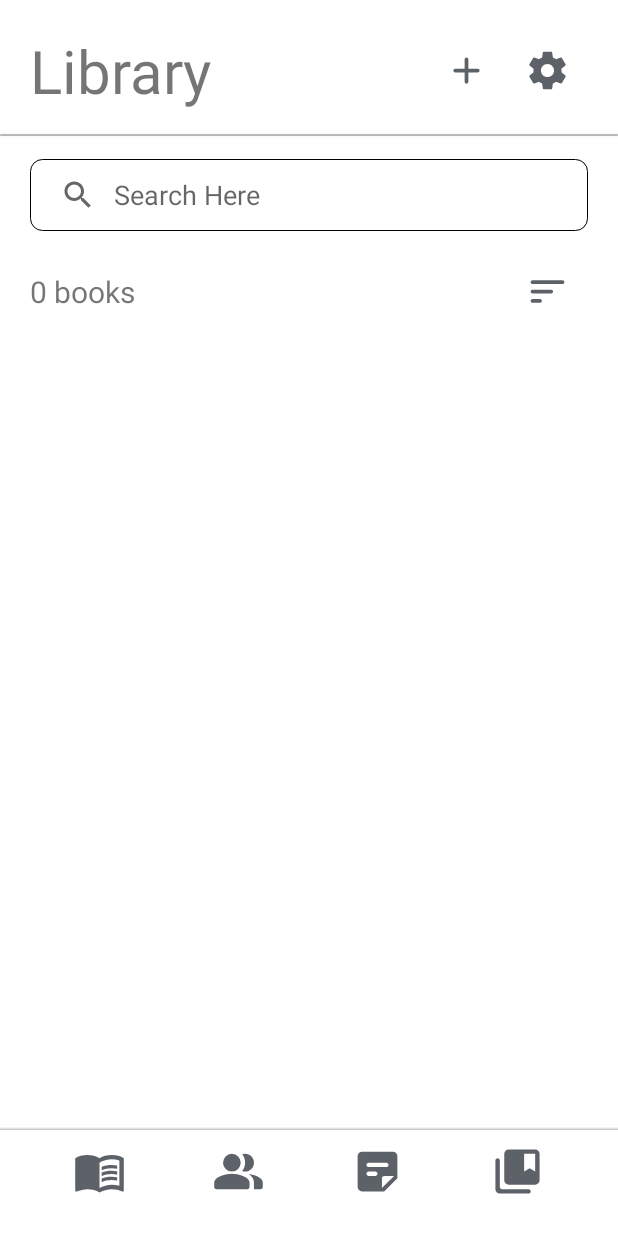
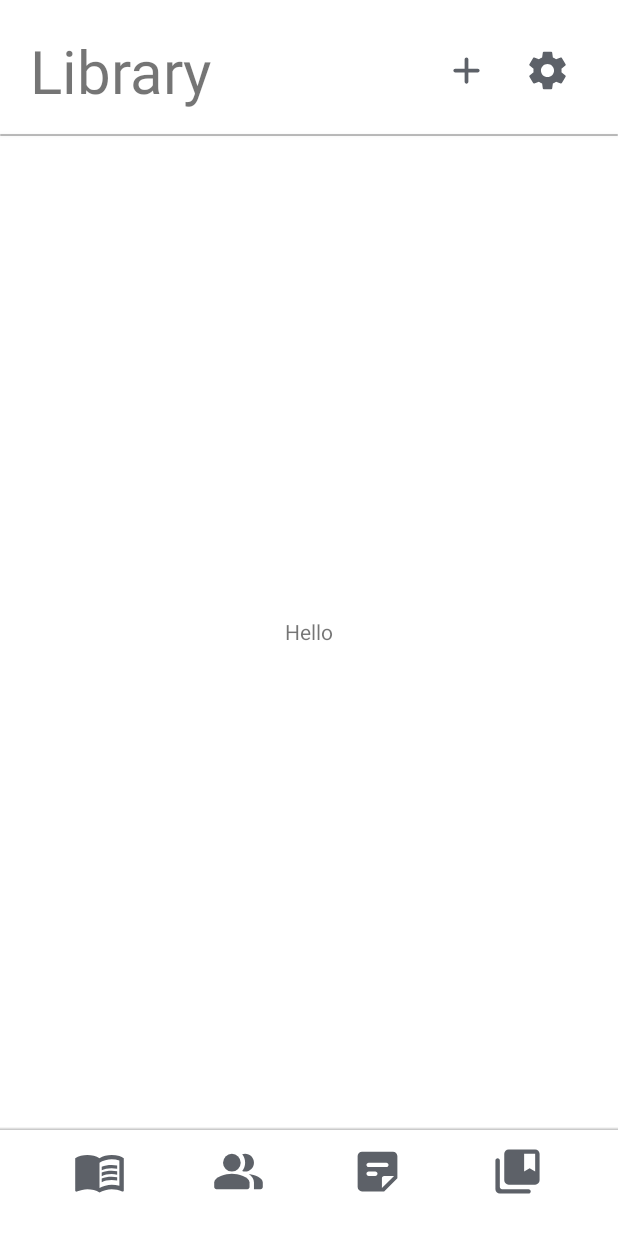
Before and after one commit to thanhqng1510/ela_reader, an Android app: the first screen one second after launch (HomeActivity), on a phone screen of 412 x 824 dp. Shown: the top 1233 px of the screen. Run offline under Robolectric (Android 15) with nearby library versions, the phone set to English and light mode, and no system bars; our stand-ins replace Dagger/Hilt's generated code.

Commit message:
Handle empty list on home activity

```diff
--- a/Project/app/src/main/java/com/thanhqng1510/bookreadingapp_android/activities/home/HomeActivity.kt
+++ b/Project/app/src/main/java/com/thanhqng1510/bookreadingapp_android/activities/home/HomeActivity.kt
@@ -2,9 +2,12 @@ package com.thanhqng1510.bookreadingapp_android.activities.home
 
 import android.content.Intent
 import android.os.Bundle
+import android.view.View
 import android.widget.ImageButton
+import android.widget.LinearLayout
 import android.widget.TextView
 import androidx.appcompat.app.AppCompatActivity
+import androidx.core.widget.NestedScrollView
 import androidx.recyclerview.widget.LinearLayoutManager
 import androidx.recyclerview.widget.RecyclerView
 import androidx.swiperefreshlayout.widget.SwipeRefreshLayout
@@ -22,6 +25,8 @@ class HomeActivity : AppCompatActivity() {
     lateinit var dataStore: DataStore
 
     private lateinit var bookList: RecyclerView
+    private lateinit var emptyBookListLayout: LinearLayout
+    private lateinit var bookListScrollLayout: NestedScrollView
     private lateinit var settingsBtn: ImageButton
     private lateinit var bookCount: TextView
     private lateinit var refreshLayout: SwipeRefreshLayout
@@ -38,6 +43,8 @@ class HomeActivity : AppCompatActivity() {
 
     private fun setupBindings() {
         bookList = findViewById(R.id.book_list)
+        emptyBookListLayout = findViewById(R.id.empty_book_list_layout)
+        bookListScrollLayout = findViewById(R.id.book_list_scroll_layout)
         settingsBtn = findViewById(R.id.settings_btn)
         bookCount = findViewById(R.id.book_count)
         refreshLayout = findViewById(R.id.refresh_layout)
@@ -46,6 +53,7 @@ class HomeActivity : AppCompatActivity() {
         bookList.adapter = bookListAdapter
         bookList.layoutManager = LinearLayoutManager(this)
 
+        refreshBookListView()
         loadBookListData()
     }
 
@@ -86,5 +94,17 @@ class HomeActivity : AppCompatActivity() {
     private fun onBookListDataChange(type: BookListAdapter.DATACHANGED, atIdx: Int, size: Int) {
         bookListAdapter.onBookListDataChange(type, atIdx, size)
         bookCount.text = getString(R.string.num_books, bookListData.size)
+        refreshBookListView()
+    }
+
+    private fun refreshBookListView() {
+        if (bookListData.isEmpty()) {
+            bookListScrollLayout.visibility = View.GONE
+            emptyBookListLayout.visibility = View.VISIBLE
+        }
+        else {
+            bookListScrollLayout.visibility = View.VISIBLE
+            emptyBookListLayout.visibility = View.GONE
+        }
     }
 }
--- a/Project/app/src/main/res/layout/activity_home.xml
+++ b/Project/app/src/main/res/layout/activity_home.xml
@@ -50,7 +50,12 @@
         android:layout_width="match_parent"
         android:layout_height="0dp"
         android:layout_weight="1">
+        <LinearLayout
+            android:layout_width="match_parent"
+            android:layout_height="match_parent"
+            android:orientation="vertical">
             <androidx.core.widget.NestedScrollView
+                android:id="@+id/book_list_scroll_layout"
                 android:layout_width="match_parent"
                 android:layout_height="match_parent"
                 android:fillViewport="true">
@@ -101,6 +106,18 @@
                         android:layout_weight="1" />
                 </LinearLayout>
             </androidx.core.widget.NestedScrollView>
+            <LinearLayout
+                android:id="@+id/empty_book_list_layout"
+                android:layout_width="match_parent"
+                android:layout_height="match_parent"
+                android:visibility="gone">
+                <TextView
+                    android:layout_width="match_parent"
+                    android:layout_height="match_parent"
+                    android:gravity="center"
+                    android:text="Hello" />
+            </LinearLayout>
+        </LinearLayout>
     </androidx.swiperefreshlayout.widget.SwipeRefreshLayout>
     <View
         android:layout_width="match_parent"
```
Lines whose indentation alone changed are shown as unchanged.
